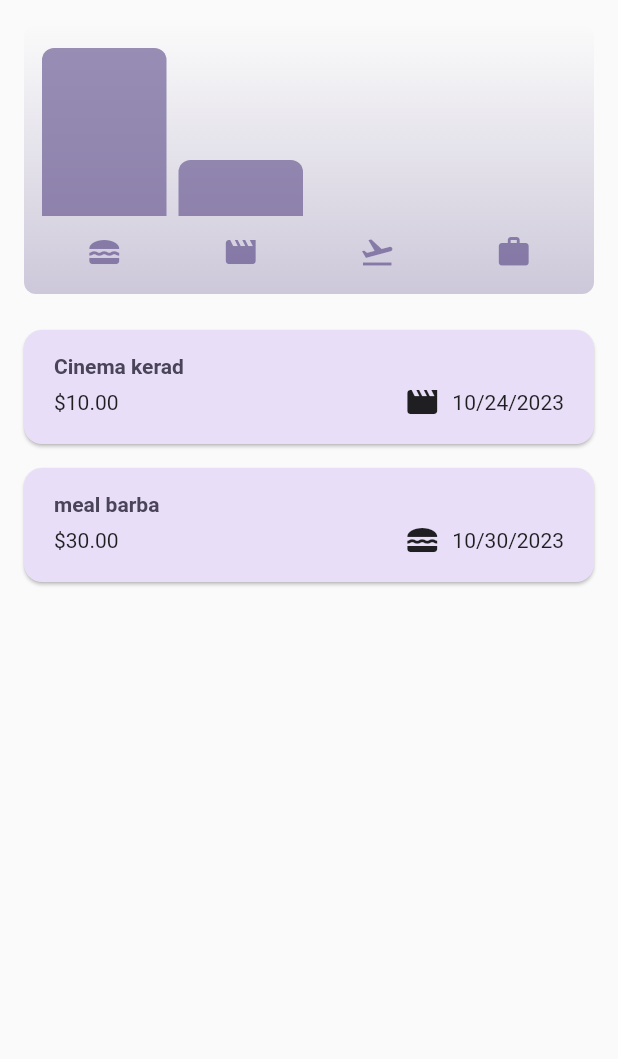
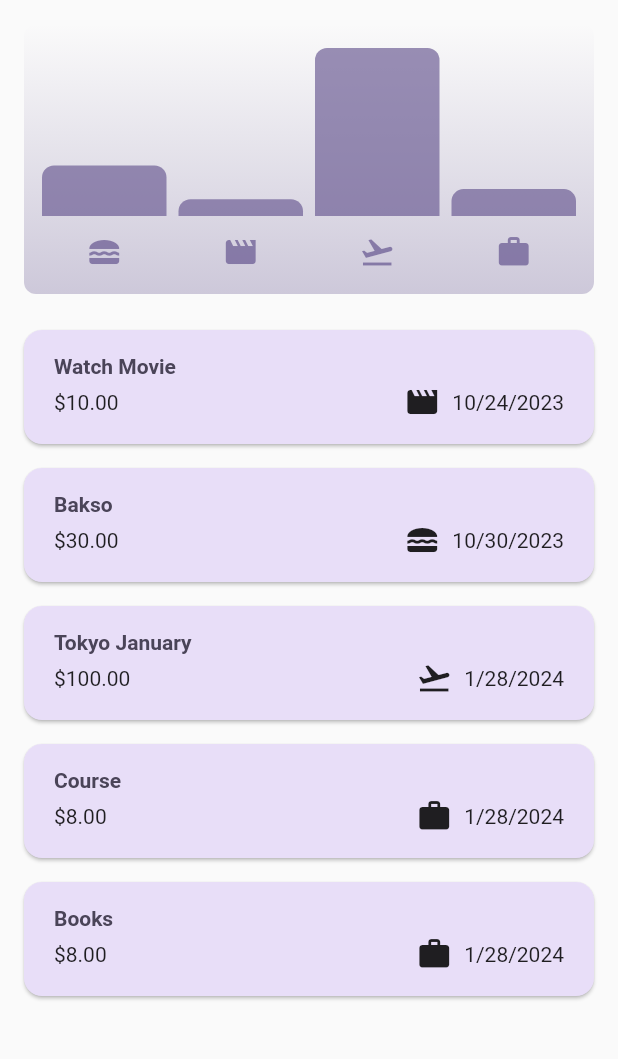
Before and after one commit to dani-edo/expense_tracker, a Flutter app: the screen it shows after launch, on a phone screen of 412 x 824 dp, the part 84-1143 px from its top. Run offline on Flutter 3.47's test engine with Material 2 defaults, Android fonts, the phone set to English and light mode, and no system bars.

Commit message:
update intial data

```diff
--- a/lib/widgets/expenses.dart
+++ b/lib/widgets/expenses.dart
@@ -15,16 +15,34 @@ class _ExpensesState extends State<Expenses> {
   final List<Expense> _registerExpenses = [
     Expense(
       amount: 10,
-      title: 'Cinema kerad',
+      title: 'Watch Movie',
       date: DateTime.parse('2023-10-24'),
       category: Category.leisure,
     ),
     Expense(
       amount: 30,
-      title: 'meal barba',
+      title: 'Bakso',
       date: DateTime.parse('2023-10-30'),
       category: Category.food,
-    )
+    ),
+    Expense(
+      amount: 100,
+      title: 'Tokyo January',
+      date: DateTime.parse('2024-01-28'),
+      category: Category.travel,
+    ),
+    Expense(
+      amount: 8,
+      title: 'Course',
+      date: DateTime.parse('2024-01-28'),
+      category: Category.work,
+    ),
+    Expense(
+      amount: 8,
+      title: 'Books',
+      date: DateTime.parse('2024-01-28'),
+      category: Category.work,
+    ),
   ];
 
   void _openAddExpenseOverlay() {
```
